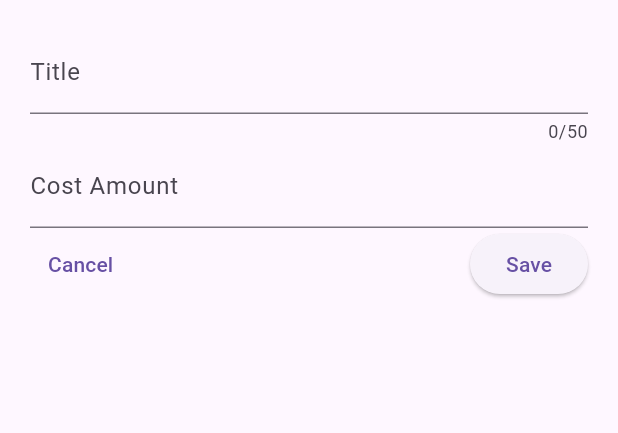
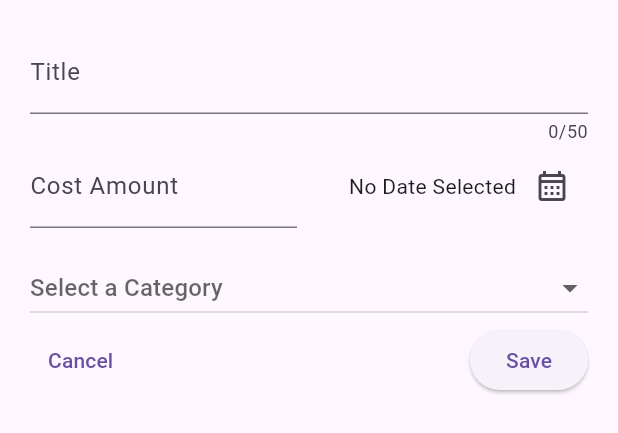
Before and after one commit to jayceebuarao/expense-tracker, a Flutter app: the NewExpense widget shown alone on an empty page, opened directly, on a phone screen of 412 x 824 dp. Shown: the top 433 px of the screen. Run offline on Flutter 3.47's test engine with Material 2 defaults, Android fonts, the phone set to English and light mode, and no system bars.

Commit message:
create form for newexpense input

```diff
--- a/lib/widgets/new_expense.dart
+++ b/lib/widgets/new_expense.dart
@@ -1,4 +1,5 @@
 import 'package:flutter/material.dart';
+import 'package:expense_tracker/models/expense.dart';
 
 class NewExpense extends StatefulWidget {
   const NewExpense({super.key});
@@ -10,6 +11,21 @@ class NewExpense extends StatefulWidget {
 class _NewExpenseState extends State<NewExpense> {
   final _titleController = TextEditingController();
   final _costController = TextEditingController();
+  DateTime? _selectedDate;
+  Category? _selectedCategory;
+
+  void _presentDatePicker() async {
+    final now = DateTime.now();
+    final firstDate = DateTime(now.year - 1, now.month, now.day);
+    final pickedDate = await showDatePicker(
+        context: context,
+        initialDate: now,
+        firstDate: firstDate,
+        lastDate: now);
+    setState(() {
+      _selectedDate = pickedDate;
+    });
+  }
 
   @override
   void dispose() {
@@ -23,7 +39,7 @@ class _NewExpenseState extends State<NewExpense> {
   @override
   Widget build(BuildContext context) {
     return Padding(
-      padding: EdgeInsets.all(20),
+      padding: const EdgeInsets.all(20),
       child: Column(
         children: [
           TextField(
@@ -33,7 +49,10 @@ class _NewExpenseState extends State<NewExpense> {
               label: Text('Title'),
             ),
           ),
-          TextField(
+          Row(
+            children: [
+              Expanded(
+                child: TextField(
                   controller: _costController,
                   keyboardType: TextInputType.number,
                   decoration: const InputDecoration(
@@ -41,15 +60,55 @@ class _NewExpenseState extends State<NewExpense> {
                     label: Text('Cost Amount'),
                   ),
                 ),
+              ),
+              const SizedBox(
+                width: 16,
+              ),
+              Expanded(
+                child: Row(
+                  crossAxisAlignment: CrossAxisAlignment.center,
+                  mainAxisAlignment: MainAxisAlignment.end,
+                  children: [
+                    Text(_selectedDate == null
+                        ? 'No Date Selected'
+                        : formatter.format(_selectedDate!)),
+                    IconButton(
+                        onPressed: _presentDatePicker,
+                        icon: const Icon(Icons.calendar_month_outlined))
+                  ],
+                ),
+              )
+            ],
+          ),
+          const SizedBox(
+            height: 16,
+          ),
+          DropdownButton(
+              hint: Text('Select a Category'),
+              isExpanded: true,
+              value: _selectedCategory,
+              items: Category.values
+                  .map((category) => DropdownMenuItem(
+                      value: category,
+                      child: Text(category.name.toUpperCase())))
+                  .toList(),
+              onChanged: (value) {
+                if (value == null) {
+                  return;
+                }
+                setState(() {
+                  _selectedCategory = value;
+                });
+              }),
           Row(
             children: [
               TextButton(
                 onPressed: () {
-                  print('Cancel');
+                  Navigator.pop(context); //removes widget from screen
                 },
                 child: const Text('Cancel'),
               ),
-              Spacer(),
+              const Spacer(),
               ElevatedButton(
                 onPressed: () {
                   print('Title: ${_titleController.text}');
```
Lines whose indentation alone changed are shown as unchanged.
